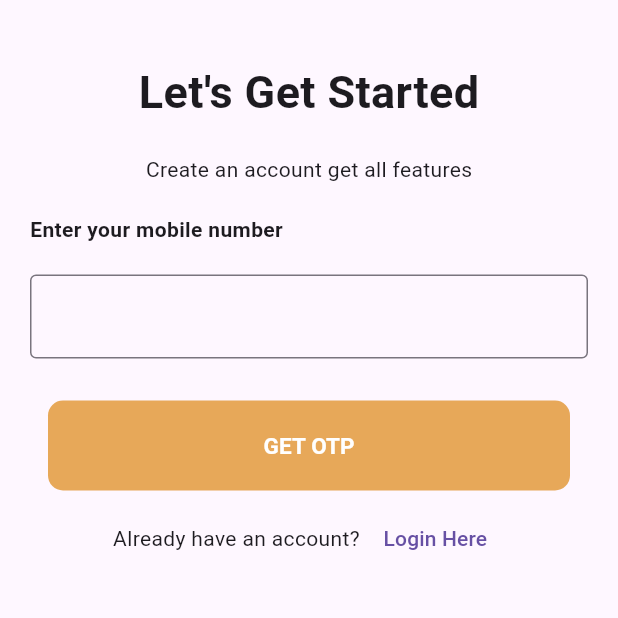
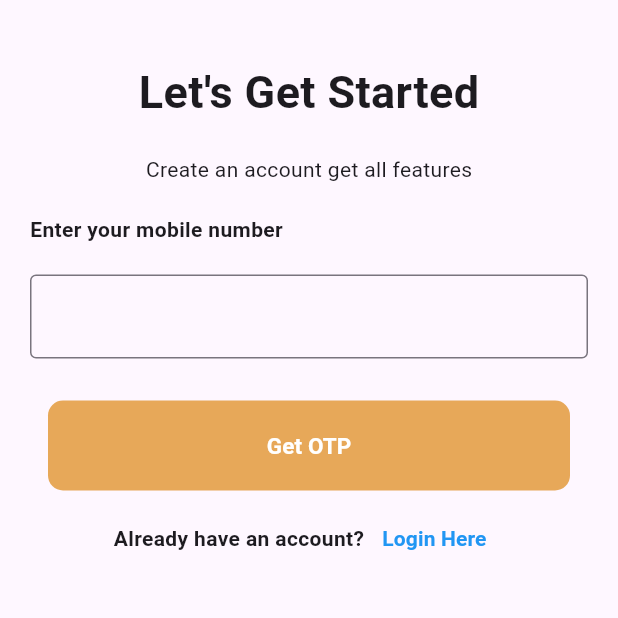
Before and after one commit to Rahulrajagopalan/fellobell, a Flutter app: the screen it shows after launch, after a tap on "REGISTER", on a phone screen of 412 x 824 dp, the top half of it. Run offline on Flutter 3.47's test engine with Material 3 defaults, Android fonts, the phone set to English and light mode, and no system bars; our stand-ins replace dio, get, get_it, pinput; network calls fail.

Commit message:
resolved otp sent issue

```diff
--- a/lib/domain/core/di/dependancy.dart
+++ b/lib/domain/core/di/dependancy.dart
@@ -1,15 +1,15 @@
 import 'package:dio/dio.dart';
+import 'package:fello_bell_project/core/utility.dart';
 import 'package:fello_bell_project/infrastructure/services/api_service.dart';
 import 'package:get/get.dart';
 import 'package:get_it/get_it.dart';
 
 class Dependancy {
   static init() {
-    Get.lazyPut(() =>
-        ApiService());
+    Get.lazyPut(() => ApiService());
+    Get.lazyPut(() => Utility());
   }
 }
-
 
 final sl = GetIt.instance;
 
--- a/lib/presentation/custom_widgets/custom_button.dart
+++ /dev/null
@@ -1,27 +0,0 @@
-import 'package:flutter/material.dart';
-
-class CustomButton extends StatelessWidget {
-  final String buttonText;
-  final VoidCallback buttonFunction;
-  const CustomButton(
-      {super.key, required this.buttonText, required this.buttonFunction});
-
-  @override
-  Widget build(BuildContext context) {
-    return TextButton(
-        onPressed: buttonFunction,
-        child: Container(
-          width: double.infinity,
-          height: 60,
-            decoration: BoxDecoration(
-                borderRadius: BorderRadius.circular(10),
-                color: const Color.fromRGBO(231,168,89,1)),
-            child: Center(
-              child: Text(
-                buttonText.toUpperCase(),
-                style:
-                    const TextStyle(color: Colors.white, fontWeight: FontWeight.bold, fontSize: 15),
-              ),
-            )));
-  }
-}
--- /dev/null
+++ b/lib/presentation/custom_widgets/custom_buttons.dart
@@ -0,0 +1,46 @@
+import 'package:flutter/material.dart';
+import 'package:get/get.dart';
+
+class CustomButton extends StatelessWidget {
+  final String buttonText;
+  final VoidCallback buttonFunction;
+  const CustomButton(
+      {super.key, required this.buttonText, required this.buttonFunction});
+
+  @override
+  Widget build(BuildContext context) {
+    return TextButton(
+        onPressed: buttonFunction,
+        child: Container(
+            width: double.infinity,
+            height: 60,
+            decoration: BoxDecoration(
+                borderRadius: BorderRadius.circular(10),
+                color: const Color.fromRGBO(231, 168, 89, 1)),
+            child: Center(
+              child: Text(
+                buttonText,
+                style: const TextStyle(
+                    color: Colors.white,
+                    fontWeight: FontWeight.bold,
+                    fontSize: 15),
+              ),
+            )));
+  }
+}
+
+class CustomTextButton extends StatelessWidget {
+  String routeName;
+  String routeText;
+  CustomTextButton({super.key, required this.routeName, required this.routeText});
+
+  @override
+  Widget build(BuildContext context) {
+    return TextButton(
+        onPressed: () => Get.toNamed(routeName),
+        child: Text(
+          routeText,
+          style: TextStyle(fontWeight: FontWeight.bold, color: Colors.blue),
+        ));
+  }
+}
--- a/lib/presentation/custom_widgets/custom_textfield.dart
+++ b/lib/presentation/custom_widgets/custom_textfield.dart
@@ -6,7 +6,14 @@ class CustomTextfield extends StatelessWidget {
 
   @override
   Widget build(BuildContext context) {
-    return TextField(
+    return TextFormField(
+      keyboardType: TextInputType.phone,
+      validator: (value) {
+        if (value!.isEmpty && value.length == 10) {
+          return "Enter valid phone";
+        }
+        return null;
+      },
       controller: textController,
       decoration: const InputDecoration(border: OutlineInputBorder()),
     );
--- a/lib/presentation/screens/intro_screen.dart
+++ b/lib/presentation/screens/intro_screen.dart
@@ -1,5 +1,5 @@
 import 'package:fello_bell_project/core/constants.dart';
-import 'package:fello_bell_project/presentation/custom_widgets/custom_button.dart';
+import 'package:fello_bell_project/presentation/custom_widgets/custom_buttons.dart';
 import 'package:flutter/material.dart';
 import 'package:get/get.dart';
 
@@ -26,10 +26,10 @@ class IntroScreen extends StatelessWidget {
             introDialogue,
             smallSizing,
             CustomButton(
-                buttonText: "Login",
+                buttonText: "LOGIN",
                 buttonFunction: () => Get.toNamed('/login')),
             CustomButton(
-                buttonText: "Register",
+                buttonText: "REGISTER",
                 buttonFunction: () => Get.toNamed('/register')),
           ],
         ),
--- a/lib/presentation/screens/register_screen.dart
+++ b/lib/presentation/screens/register_screen.dart
@@ -1,7 +1,6 @@
 import 'package:fello_bell_project/core/constants.dart';
 import 'package:fello_bell_project/core/utility.dart';
-import 'package:fello_bell_project/infrastructure/services/api_service.dart';
-import 'package:fello_bell_project/presentation/custom_widgets/custom_button.dart';
+import 'package:fello_bell_project/presentation/custom_widgets/custom_buttons.dart';
 import 'package:fello_bell_project/presentation/custom_widgets/custom_textfield.dart';
 import 'package:flutter/material.dart';
 import 'package:get/get.dart';
@@ -12,10 +11,13 @@ class RegisterScreen extends StatelessWidget {
   @override
   Widget build(BuildContext context) {
     TextEditingController phoneController = TextEditingController();
-    var apiService = Get.find<ApiService>();
+    var utils = Get.find<Utility>();
+    final formKey = GlobalKey<FormState>();
     return Scaffold(
       body: Padding(
         padding: customPadding,
+        child: Form(
+          key: formKey,
           child: Column(
             mainAxisAlignment: MainAxisAlignment.start,
             children: [
@@ -42,26 +44,19 @@ class RegisterScreen extends StatelessWidget {
               CustomButton(
                   buttonText: "Get OTP",
                   buttonFunction: () {
-                  String phoneNumber = phoneController.text;
-                  apiService.fetchOtp(phoneNumber).then((value) {
-                    Utility().otpMessage(value);
-                    if (phoneNumber.isNotEmpty) {
-                      Get.toNamed('/otpScreen', arguments: phoneNumber);
-                    }
-                  });
+                    utils.buttonCall(phoneController.text, formKey);
                   }),
               Row(
                 mainAxisAlignment: MainAxisAlignment.center,
                 children: [
-                const Text("Already have an account? "),
-                TextButton(
-                    onPressed: () => Get.toNamed('/login'),
-                    child: const Text("Login Here"))
+                  const Text("Already have an account?", style: customSubHeading,),
+                  CustomTextButton(routeName: '/login', routeText: "Login Here")
                 ],
               ),
             ],
           ),
         ),
+      ),
     );
   }
 }
```
Also changed, not shown: lib/core/utility.dart (+22 -4 lines), lib/presentation/screens/login_screen.dart (+9 -12 lines), lib/presentation/screens/otp_screen.dart (+16 -15 lines), pubspec.yaml (+8 -1 lines), assets/app_icon/bell.png (added), lib/core/constants.dart (line endings or trailing spaces), pubspec.lock, 30 other files. Lines whose indentation alone changed are shown as unchanged.
